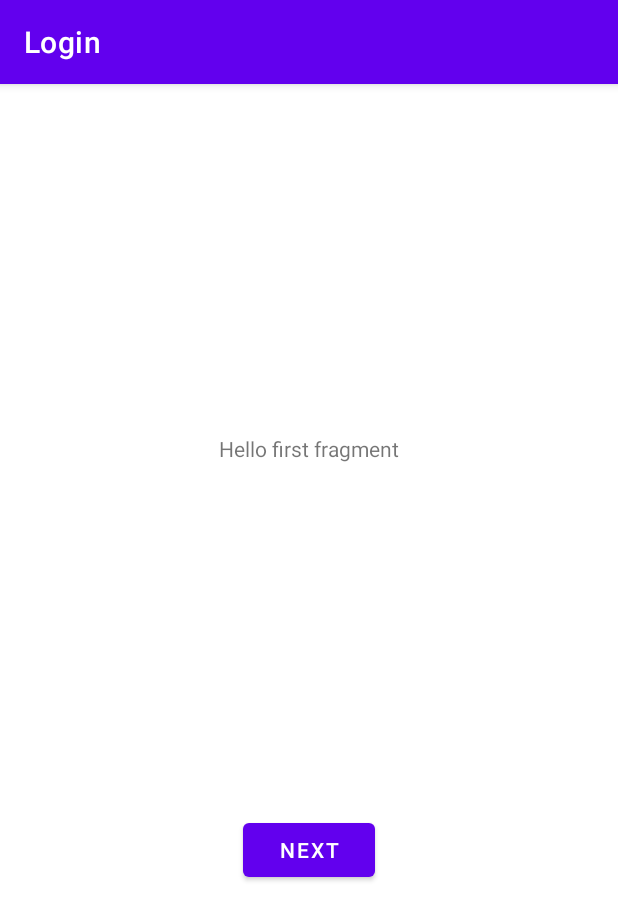
After one commit to YRim99/TeenGu, an Android app: the fragment First2Fragment shown on its own in the app's theme, on a phone screen of 412 x 824 dp. The commit adds this screen. Shown: the top 920 px of the screen. Run offline under Robolectric (Android 15) with nearby library versions, the phone set to English and light mode, and no system bars.

```diff
--- /dev/null
+++ b/app/src/main/java/com/example/login/First2Fragment.kt
@@ -0,0 +1,44 @@
+package com.example.login
+
+import android.os.Bundle
+import androidx.fragment.app.Fragment
+import android.view.LayoutInflater
+import android.view.View
+import android.view.ViewGroup
+import androidx.navigation.fragment.findNavController
+import com.example.login.databinding.FragmentFirst2Binding
+
+/**
+ * A simple [Fragment] subclass as the default destination in the navigation.
+ */
+class First2Fragment : Fragment() {
+
+    private var _binding: FragmentFirst2Binding? = null
+
+    // This property is only valid between onCreateView and
+    // onDestroyView.
+    private val binding get() = _binding!!
+
+    override fun onCreateView(
+        inflater: LayoutInflater, container: ViewGroup?,
+        savedInstanceState: Bundle?
+    ): View? {
+
+        _binding = FragmentFirst2Binding.inflate(inflater, container, false)
+        return binding.root
+
+    }
+
+    override fun onViewCreated(view: View, savedInstanceState: Bundle?) {
+        super.onViewCreated(view, savedInstanceState)
+
+        binding.buttonFirst.setOnClickListener {
+            findNavController().navigate(R.id.action_First2Fragment_to_Second2Fragment)
+        }
+    }
+
+    override fun onDestroyView() {
+        super.onDestroyView()
+        _binding = null
+    }
+}
--- a/app/src/main/res/layout/activity_review.xml
+++ b/app/src/main/res/layout/activity_review2.xml
@@ -5,7 +5,7 @@
     android:layout_width="match_parent"
     android:layout_height="match_parent"
     android:orientation="vertical"
-    tools:context=".review">
+    tools:context=".reviewActivity">
 
     <ScrollView
         android:id="@+id/scrollView2"
--- /dev/null
+++ b/app/src/main/res/layout/fragment_first2.xml
@@ -0,0 +1,28 @@
+<?xml version="1.0" encoding="utf-8"?>
+<androidx.constraintlayout.widget.ConstraintLayout xmlns:android="http://schemas.android.com/apk/res/android"
+    xmlns:app="http://schemas.android.com/apk/res-auto"
+    xmlns:tools="http://schemas.android.com/tools"
+    android:layout_width="match_parent"
+    android:layout_height="match_parent"
+    tools:context=".First2Fragment">
+
+    <TextView
+        android:id="@+id/textview_first"
+        android:layout_width="wrap_content"
+        android:layout_height="wrap_content"
+        android:text="@string/hello_first_fragment"
+        app:layout_constraintBottom_toTopOf="@id/button_first"
+        app:layout_constraintEnd_toEndOf="parent"
+        app:layout_constraintStart_toStartOf="parent"
+        app:layout_constraintTop_toTopOf="parent" />
+
+    <Button
+        android:id="@+id/button_first"
+        android:layout_width="wrap_content"
+        android:layout_height="wrap_content"
+        android:text="@string/next"
+        app:layout_constraintBottom_toBottomOf="parent"
+        app:layout_constraintEnd_toEndOf="parent"
+        app:layout_constraintStart_toStartOf="parent"
+        app:layout_constraintTop_toBottomOf="@id/textview_first" />
+</androidx.constraintlayout.widget.ConstraintLayout>
--- /dev/null
+++ b/app/src/main/res/values-land/dimens.xml
@@ -0,0 +1,3 @@
+<resources>
+    <dimen name="fab_margin">48dp</dimen>
+</resources>
--- /dev/null
+++ b/app/src/main/res/values-w1240dp/dimens.xml
@@ -0,0 +1,3 @@
+<resources>
+    <dimen name="fab_margin">200dp</dimen>
+</resources>
--- /dev/null
+++ b/app/src/main/res/values-w600dp/dimens.xml
@@ -0,0 +1,3 @@
+<resources>
+    <dimen name="fab_margin">48dp</dimen>
+</resources>
--- a/app/src/main/res/values/strings.xml
+++ b/app/src/main/res/values/strings.xml
@@ -1,6 +1,5 @@
 <resources>
-    <string name="app_name">Login</string>
-    <!-- TODO: Remove or change this placeholder text -->
+    <string name="app_name">Login </string>
     <string name="hello_blank_fragment">Hello blank fragment</string>
     <string name="title_activity_board_view">BoardViewActivity</string>
     <!-- Strings used for fragments for navigation -->
@@ -12,4 +11,5 @@
     <string name="title_activity_maps">Map</string>
     <string name="hello_first_fragment">Hello first fragment</string>
     <string name="hello_second_fragment">Hello second fragment. Arg: %1$s</string>
+    <string name="title_activity_review">reviewActivity</string>
 </resources>
--- a/build.gradle
+++ b/build.gradle
@@ -9,7 +9,7 @@ buildscript {
     }
     dependencies {
         classpath "com.android.tools.build:gradle:4.2.2"
-        classpath "org.jetbrains.kotlin:kotlin-gradle-plugin:$kotlin_version"
+        classpath "org.jetbrains.kotlin:kotlin-gradle-plugin:1.5.20"
         classpath 'com.google.gms:google-services:4.3.8'
         classpath 'com.google.gms:google-services:3.1.0'
         // NOTE: Do not place your application dependencies here; they belong
```
Also changed, not shown: app/src/main/AndroidManifest.xml (+8 -4 lines), app/src/main/java/com/example/login/MapsActivity.kt (+36 -47 lines), app/src/main/java/com/example/login/Second2Fragment.kt (added, +44 -0 lines), app/src/main/java/com/example/login/reviewActivity.kt (renamed from app/src/main/java/com/example/login/review.kt, +13 -13 lines), app/src/main/res/layout/content_review.xml (added, +19 -0 lines), app/src/main/res/layout/fragment_second2.xml (added, +27 -0 lines), app/src/main/res/navigation/nav_graph2.xml (added, +28 -0 lines).
